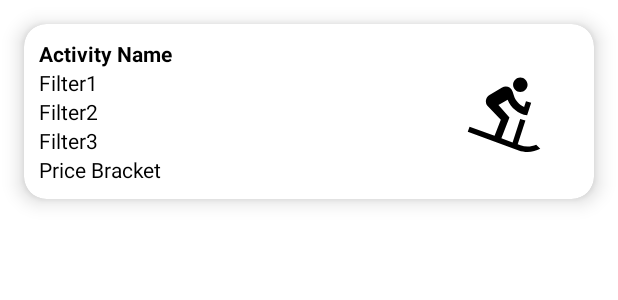
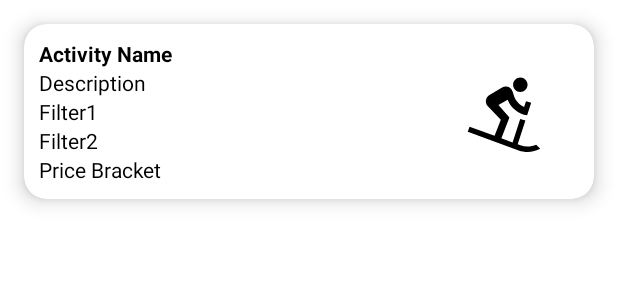
Before and after one commit to JamieLloyd01/MastersProject, an Android app: the layout item_view.xml on its own in the app's theme, with its tools: preview values and no code run, on a phone screen of 412 x 824 dp. Shown: the top 300 px of the screen. Run offline under Robolectric (Android 15) with nearby library versions, the phone set to English and light mode, and no system bars.

Commit message:
added description to recycler

```diff
--- a/app/build.gradle
+++ b/app/build.gradle
@@ -55,8 +55,12 @@ dependencies {
     implementation 'androidx.lifecycle:lifecycle-viewmodel-ktx:2.5.1'
     implementation 'com.google.android.gms:play-services-maps:18.1.0'
     implementation 'androidx.preference:preference:1.1.1'
+
+    implementation platform('com.google.firebase:firebase-bom:32.3.1')
     implementation 'com.google.firebase:firebase-functions-ktx:20.3.1'
     implementation 'com.google.firebase:firebase-firestore-ktx:24.8.1'
+    implementation 'com.google.firebase:firebase-storage-ktx'
+
     testImplementation 'junit:junit:4.13.2'
     androidTestImplementation 'androidx.test.ext:junit:1.1.5'
     androidTestImplementation 'androidx.test.espresso:espresso-core:3.5.1'
--- a/app/src/main/java/com/example/mastersproject/HomeActivity.kt
+++ b/app/src/main/java/com/example/mastersproject/HomeActivity.kt
@@ -64,7 +64,7 @@ class HomeActivity : AppCompatActivity() {
     private fun EventChangeListener() {
 
         db = FirebaseFirestore.getInstance()
-        db.collection("Test").
+        db.collection("Activities1").
                 addSnapshotListener(object : EventListener<QuerySnapshot> {
                     override fun onEvent(
                         value: QuerySnapshot?,
--- a/app/src/main/java/com/example/mastersproject/Item.kt
+++ b/app/src/main/java/com/example/mastersproject/Item.kt
@@ -1,3 +1,3 @@
 package com.example.mastersproject
 
-data class Item(var name: String ?= null, var filter1: String ?=null, var filter2: String?=null,  var filter3: String?=null, var priceBracket: String ?=null)
+data class Item(var name: String ?= null, var description: String ?=null, var filter1: String ?=null, var filter2: String?=null, var priceBracket: String ?=null)
--- a/app/src/main/java/com/example/mastersproject/MyAdapter.kt
+++ b/app/src/main/java/com/example/mastersproject/MyAdapter.kt
@@ -19,7 +19,7 @@ class MyAdapter(private val activityList : ArrayList<Item>) : RecyclerView.Adapt
         holder.name.text = activity.name
         holder.filter1.text = activity.filter1
         holder.filter2.text = activity.filter2
-        holder.filter3.text = activity.filter3
+        holder.description.text = activity.description
         holder.priceBracket.text = activity.priceBracket
     }
 
@@ -31,9 +31,9 @@ class MyAdapter(private val activityList : ArrayList<Item>) : RecyclerView.Adapt
     public class MyViewHolder(itemView : View) : RecyclerView.ViewHolder(itemView){
 
         val name : TextView = itemView.findViewById(R.id.activityName)
-        val filter1 : TextView = itemView.findViewById(R.id.filters)
+        val filter1 : TextView = itemView.findViewById(R.id.filter1)
         val filter2: TextView = itemView.findViewById(R.id.filter2)
-        val filter3 : TextView = itemView.findViewById(R.id.filter3)
+        val description : TextView = itemView.findViewById(R.id.description)
         val priceBracket : TextView = itemView.findViewById(R.id.priceBracket)
     }
 }
--- a/app/src/main/res/layout/item_view.xml
+++ b/app/src/main/res/layout/item_view.xml
@@ -26,24 +26,24 @@ android:padding="30dp">
 
 
     <TextView
-        android:id="@+id/filters"
+        android:id="@+id/description"
         android:layout_width="match_parent"
         android:layout_height="wrap_content"
         android:textColor="@color/black"
-        android:text="Filter1"/>
+        android:text="Description"/>
+
+    <TextView
+        android:id="@+id/filter1"
+        android:layout_width="match_parent"
+        android:layout_height="wrap_content"
+        android:text="Filter1"
+        android:textColor="@color/black" />
 
     <TextView
         android:id="@+id/filter2"
         android:layout_width="match_parent"
         android:layout_height="wrap_content"
         android:text="Filter2"
-        android:textColor="@color/black" />
-
-    <TextView
-        android:id="@+id/filter3"
-        android:layout_width="match_parent"
-        android:layout_height="wrap_content"
-        android:text="Filter3"
         android:textColor="@color/black" />
 
 
```
